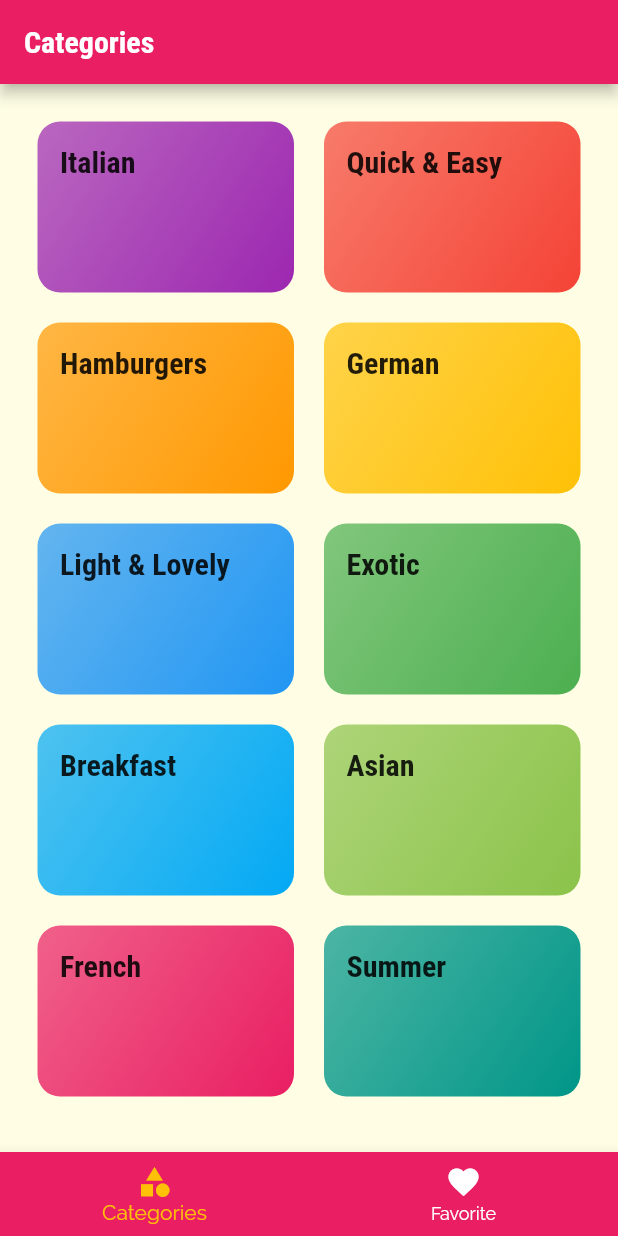
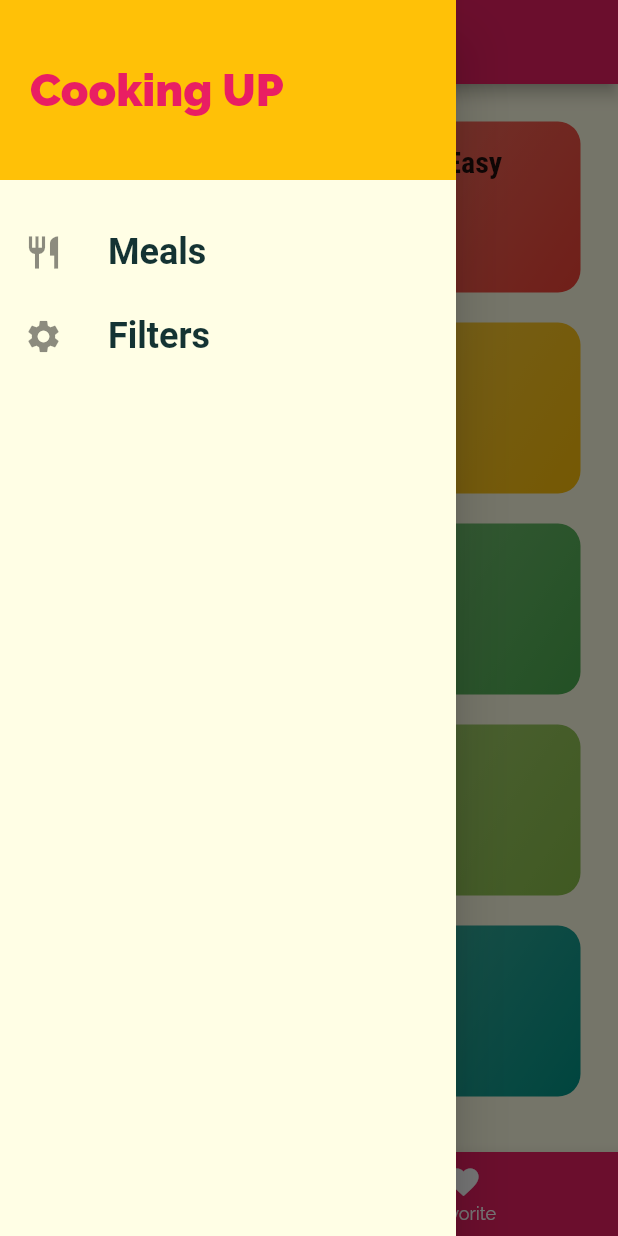
Before and after one commit to totolog-flutter/for-learning, a Flutter app: the screen it shows after launch, with the side drawer open (before the commit the screen has no drawer), on a phone screen of 412 x 824 dp. Run offline on Flutter 3.47's test engine with Material 2 defaults, Android fonts, the phone set to English and light mode, and no system bars; Roboto replaces fonts that are missing (RobotoCondended).

Commit message:
add: 176

```diff
--- a/lib/screens/tabs_screen.dart
+++ b/lib/screens/tabs_screen.dart
@@ -1,4 +1,5 @@
 import 'package:flutter/material.dart';
+import '../widgets/main_drawer.dart';
 import './favorite_screen.dart';
 import './categories_screen.dart';
 
@@ -27,6 +28,7 @@ class _TabsScreenState extends State<TabsScreen> {
       appBar: AppBar(
         title: Text(_pages[_selectedPageIndex]['title'] as String),
       ),
+      drawer: MainDrawer(),
       body: _pages[_selectedPageIndex]['page'] as Widget,
       bottomNavigationBar: BottomNavigationBar(
         onTap: _selectPage,
--- /dev/null
+++ b/lib/widgets/main_drawer.dart
@@ -0,0 +1,50 @@
+import 'package:flutter/material.dart';
+
+class MainDrawer extends StatelessWidget {
+  Widget buildListTile(String title, IconData icon) {
+    return ListTile(
+      leading: Icon(
+        icon,
+        size: 26,
+      ),
+      title: Text(
+        title,
+        style: TextStyle(
+            fontFamily: 'RobotoCondended',
+            fontSize: 24,
+            fontWeight: FontWeight.bold),
+      ),
+      onTap: () {},
+    );
+  }
+
+  @override
+  Widget build(BuildContext context) {
+    return Drawer(
+      child: Column(
+        children: [
+          Container(
+            height: 120,
+            width: double.infinity,
+            padding: EdgeInsets.all(20),
+            alignment: Alignment.centerLeft,
+            color: Theme.of(context).accentColor,
+            child: Text(
+              'Cooking UP',
+              style: TextStyle(
+                fontWeight: FontWeight.w900,
+                fontSize: 30,
+                color: Theme.of(context).primaryColor,
+              ),
+            ),
+          ),
+          SizedBox(
+            height: 20,
+          ),
+          buildListTile('Meals', Icons.restaurant),
+          buildListTile('Filters', Icons.settings),
+        ],
+      ),
+    );
+  }
+}
```
